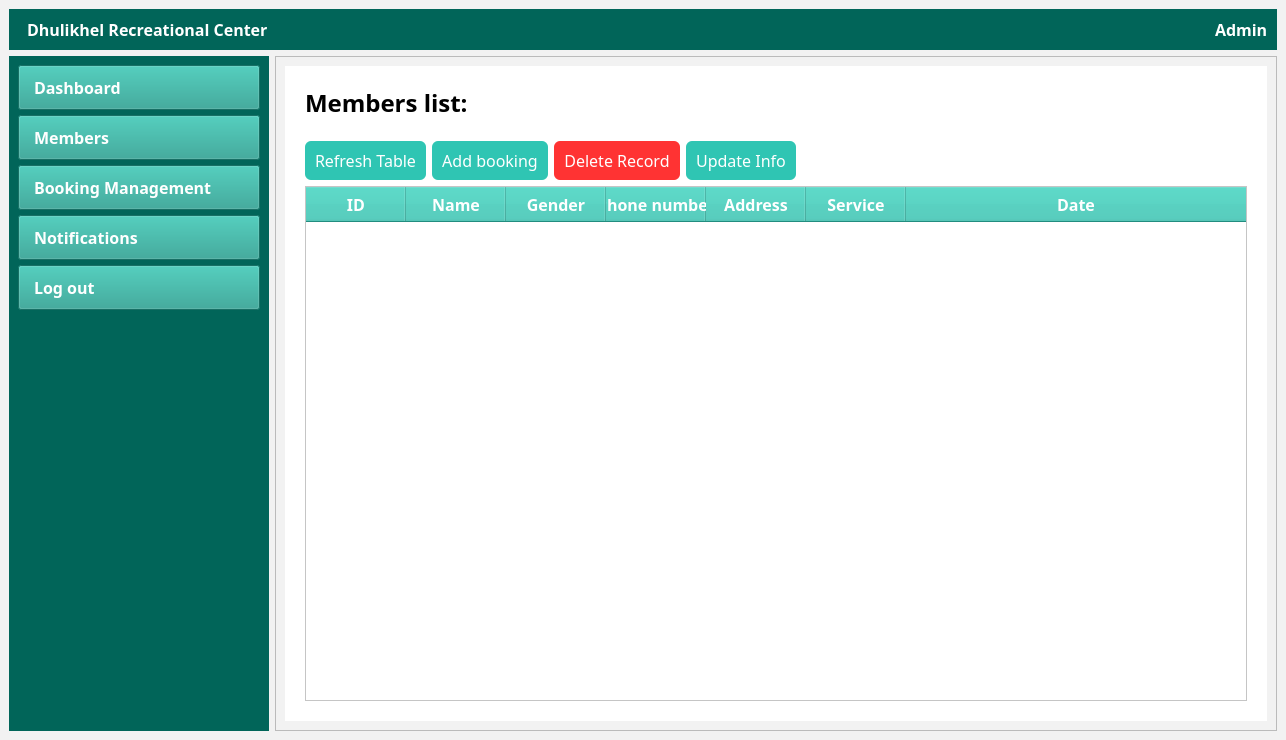
Old version of the form admindashboard.ui in the repository sanjibdahal/RCMS.
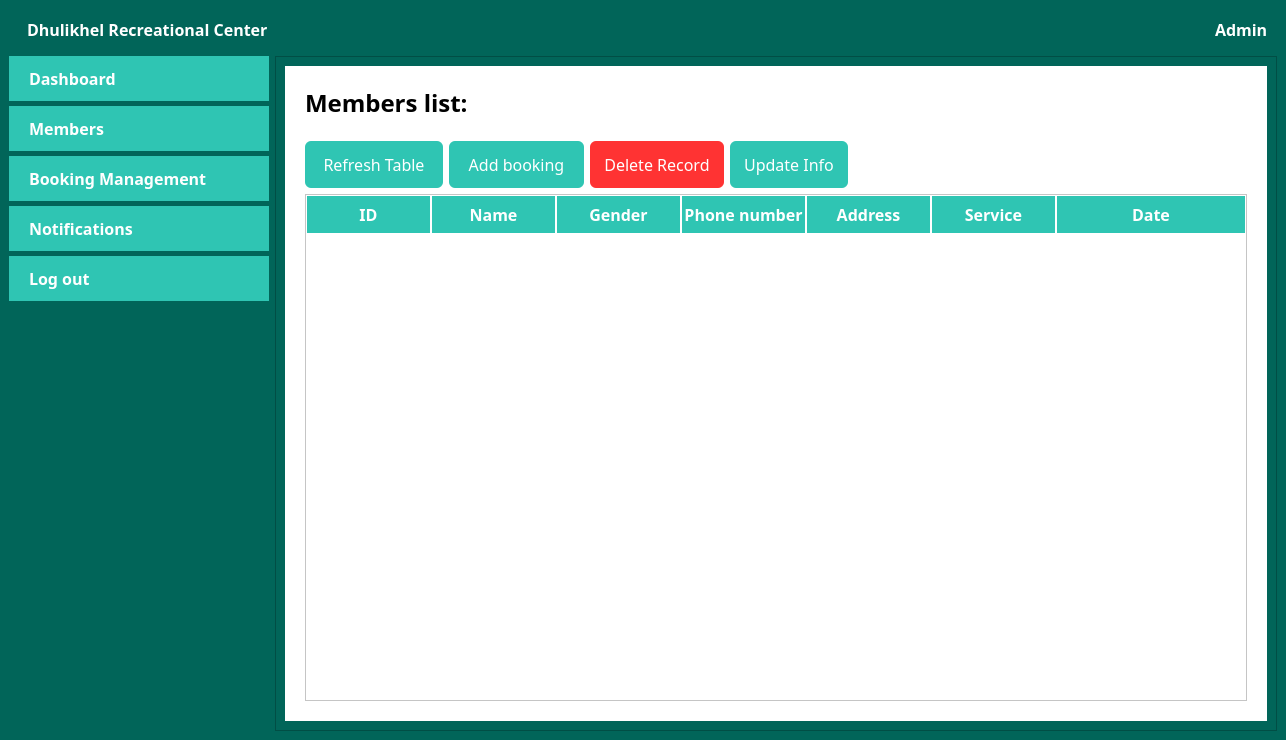
New version of the form. The open tabs and pages were chosen to show the change. Icons and pictures are not drawn.

Patch:
```diff
--- a/admindashboard.ui
+++ b/admindashboard.ui
@@ -18,7 +18,7 @@
     <normaloff>:/images/logo.png</normaloff>:/images/logo.png</iconset>
   </property>
   <property name="styleSheet">
-   <string notr="true">background: #f2f2f2; font-family: 'Poppins';</string>
+   <string notr="true">background: #016559; font-family: 'Poppins';</string>
   </property>
   <widget class="QWidget" name="centralwidget">
    <layout class="QVBoxLayout" name="verticalLayout_2">
@@ -130,8 +130,17 @@
          <property name="spacing">
           <number>5</number>
          </property>
+         <property name="leftMargin">
+          <number>0</number>
+         </property>
+         <property name="topMargin">
+          <number>0</number>
+         </property>
+         <property name="rightMargin">
+          <number>0</number>
+         </property>
          <property name="bottomMargin">
-          <number>9</number>
+          <number>0</number>
          </property>
          <item>
           <widget class="QPushButton" name="dashboardBtn">
@@ -164,10 +173,17 @@
             <cursorShape>PointingHandCursor</cursorShape>
            </property>
            <property name="styleSheet">
-            <string notr="true">background: #229D8E;
-                          color:#fff;
-                          text-align: left;
-                          padding-left:15;</string>
+            <string notr="true">QPushButton {
+background: #2fc5b3;
+color:#fff;
+text-align: left;
+padding-left:20;
+border: none;
+outline: none;
+}
+QPushButton:hover {
+background: #307970;
+}</string>
            </property>
            <property name="text">
             <string>Dashboard</string>
@@ -215,10 +231,17 @@
             <cursorShape>PointingHandCursor</cursorShape>
            </property>
            <property name="styleSheet">
-            <string notr="true">background: #229D8E;
-                          color:#fff;
-                          text-align: left;
-                          padding-left:15;</string>
+            <string notr="true">QPushButton {
+background: #2fc5b3;
+color:#fff;
+text-align: left;
+padding-left:20;
+border: none;
+outline: none;
+}
+QPushButton:hover {
+background: #307970;
+}</string>
            </property>
            <property name="text">
             <string>Members</string>
@@ -266,10 +289,17 @@
             <cursorShape>PointingHandCursor</cursorShape>
            </property>
            <property name="styleSheet">
-            <string notr="true">background: #229D8E;
-                          color:#fff;
-                          text-align: left;
-                          padding-left:15;</string>
+            <string notr="true">QPushButton {
+background: #2fc5b3;
+color:#fff;
+text-align: left;
+padding-left:20;
+border: none;
+outline: none;
+}
+QPushButton:hover {
+background: #307970;
+}</string>
            </property>
            <property name="text">
             <string>Booking Management</string>
@@ -320,10 +350,18 @@
             <enum>Qt::LeftToRight</enum>
            </property>
            <property name="styleSheet">
-            <string notr="true">background: #229D8E;
-                          color:#fff;
-                          text-align: left;
-                          padding-left:15;</string>
+            <string notr="true">QPushButton {
+background: #2fc5b3;
+color:#fff;
+text-align: left;
+padding-left:20;
+border: none;
+outline: none;
+}
+QPushButton:hover {
+background: #307970;
+}
+</string>
            </property>
            <property name="text">
             <string>Notifications</string>
@@ -371,10 +409,17 @@
             <cursorShape>PointingHandCursor</cursorShape>
            </property>
            <property name="styleSheet">
-            <string notr="true">background: #229D8E;
-                          color:#fff;
-                          text-align: left;
-                          padding-left:15;</string>
+            <string notr="true">QPushButton {
+background: #2fc5b3;
+color:#fff;
+text-align: left;
+padding-left:20;
+border: none;
+outline: none;
+}
+QPushButton:hover {
+background: #307970;
+}</string>
            </property>
            <property name="text">
             <string>Log out</string>
@@ -1491,6 +1536,12 @@
                  </property>
                  <item>
                   <widget class="QPushButton" name="refreshtableBtn">
+                   <property name="minimumSize">
+                    <size>
+                     <width>138</width>
+                     <height>47</height>
+                    </size>
+                   </property>
                    <property name="font">
                     <font>
                      <family>Poppins</family>
@@ -1501,10 +1552,17 @@
                     <cursorShape>PointingHandCursor</cursorShape>
                    </property>
                    <property name="styleSheet">
-                    <string notr="true">background: #2FC5B3;
-                                          color:#fff;
-                                          padding: 8px 10px;
-                                          border-radius:6px;</string>
+                    <string notr="true">QPushButton {
+background: #2FC5B3;
+color:#fff;
+padding: 12px 14px;
+border-radius:6px;
+}
+QPushButton:hover {
+border: 3px solid #2FC5B3;
+background: transparent;
+color: #2FC5B3;
+}</string>
                    </property>
                    <property name="text">
                     <string>Refresh Table</string>
@@ -1513,6 +1571,12 @@
                  </item>
                  <item>
                   <widget class="QPushButton" name="pushButton_2">
+                   <property name="minimumSize">
+                    <size>
+                     <width>135</width>
+                     <height>47</height>
+                    </size>
+                   </property>
                    <property name="font">
                     <font>
                      <family>Poppins</family>
@@ -1523,10 +1587,16 @@
                     <cursorShape>PointingHandCursor</cursorShape>
                    </property>
                    <property name="styleSheet">
-                    <string notr="true">background: #2FC5B3;
-                                          color:#fff;
-                                          padding: 8px 10px;
-                                          border-radius:6px;</string>
+                    <string notr="true">QPushButton {
+background: #2FC5B3;
+color:#fff;
+border-radius:6px;
+}
+QPushButton:hover {
+border: 3px solid #2FC5B3;
+background: transparent;
+color: #2FC5B3;
+}</string>
                    </property>
                    <property name="text">
                     <string>Add booking</string>
@@ -1545,10 +1615,18 @@
                     <cursorShape>PointingHandCursor</cursorShape>
                    </property>
                    <property name="styleSheet">
-                    <string notr="true">background: #ff3333;
-                                          color:#fff;
-                                          padding: 8px 10px;
-                                          border-radius:6px;</string>
+                    <string notr="true">
+QPushButton {
+background: #ff3333;
+color:#fff;
+padding: 12px 14px;
+border-radius:6px;
+}
+QPushButton:hover {
+border: 3px solid #ff3333;
+background: transparent;
+color: #ff3333;
+}</string>
                    </property>
                    <property name="text">
                     <string>Delete Record</string>
@@ -1567,10 +1645,17 @@
                     <cursorShape>PointingHandCursor</cursorShape>
                    </property>
                    <property name="styleSheet">
-                    <string notr="true">background: #2FC5B3;
-                                          color:#fff;
-                                          padding: 8px 10px;
-                                          border-radius:6px;</string>
+                    <string notr="true">QPushButton {
+background: #2FC5B3;
+color:#fff;
+padding: 12px 14px;
+border-radius:6px;
+}
+QPushButton:hover {
+border: 3px solid #2FC5B3;
+background: transparent;
+color: #2FC5B3;
+}</string>
                    </property>
                    <property name="text">
                     <string>Update Info</string>
@@ -1607,10 +1692,20 @@
                </property>
                <property name="styleSheet">
                 <string notr="true">QHeaderView::section {
-                                  background: rgb(47, 197, 179);
-                                  color:#fff;
-                                  padding: 4px 0;
-                                  }</string>
+	background-color: #2fc5b3;
+	color:#fff;
+	padding: 5px 0;
+	border: 1px solid white;
+}
+QHeaderView {
+	border: none;
+}
+QTableWidget {
+	alternate-background-color: #E4E4E4;
+	background-color: white;
+	selection-background-color:#1492E6;
+	selection-color:white;
+}</string>
                </property>
                <property name="editTriggers">
                 <set>QAbstractItemView::NoEditTriggers</set>
@@ -1627,6 +1722,12 @@
                <property name="showGrid">
                 <bool>true</bool>
                </property>
+               <property name="gridStyle">
+                <enum>Qt::SolidLine</enum>
+               </property>
+               <property name="sortingEnabled">
+                <bool>false</bool>
+               </property>
                <property name="cornerButtonEnabled">
                 <bool>true</bool>
                </property>
@@ -1639,11 +1740,20 @@
                <attribute name="horizontalHeaderMinimumSectionSize">
                 <number>60</number>
                </attribute>
+               <attribute name="horizontalHeaderDefaultSectionSize">
+                <number>125</number>
+               </attribute>
+               <attribute name="horizontalHeaderHighlightSections">
+                <bool>true</bool>
+               </attribute>
                <attribute name="horizontalHeaderStretchLastSection">
                 <bool>true</bool>
                </attribute>
                <attribute name="verticalHeaderVisible">
-                <bool>true</bool>
+                <bool>false</bool>
+               </attribute>
+               <attribute name="verticalHeaderShowSortIndicator" stdset="0">
+                <bool>false</bool>
                </attribute>
                <attribute name="verticalHeaderStretchLastSection">
                 <bool>false</bool>
```
Left out of the diff: 141 changed lines with no effect on the pictures.
